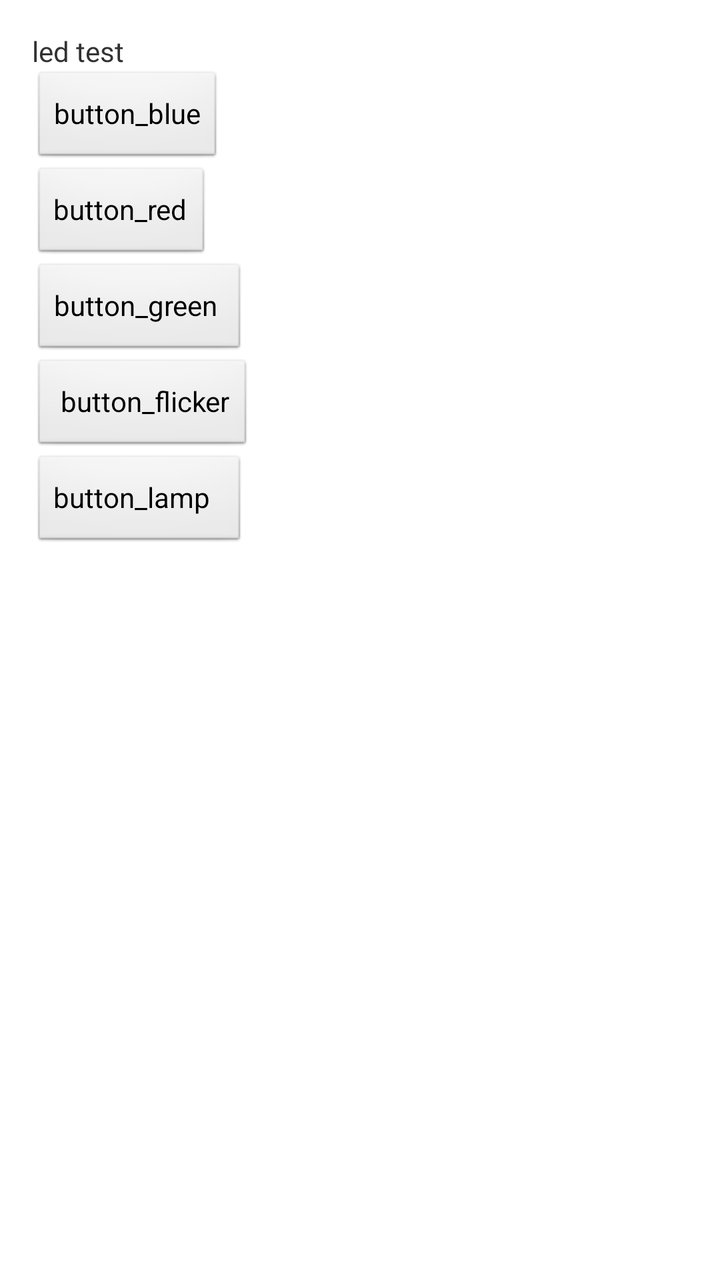
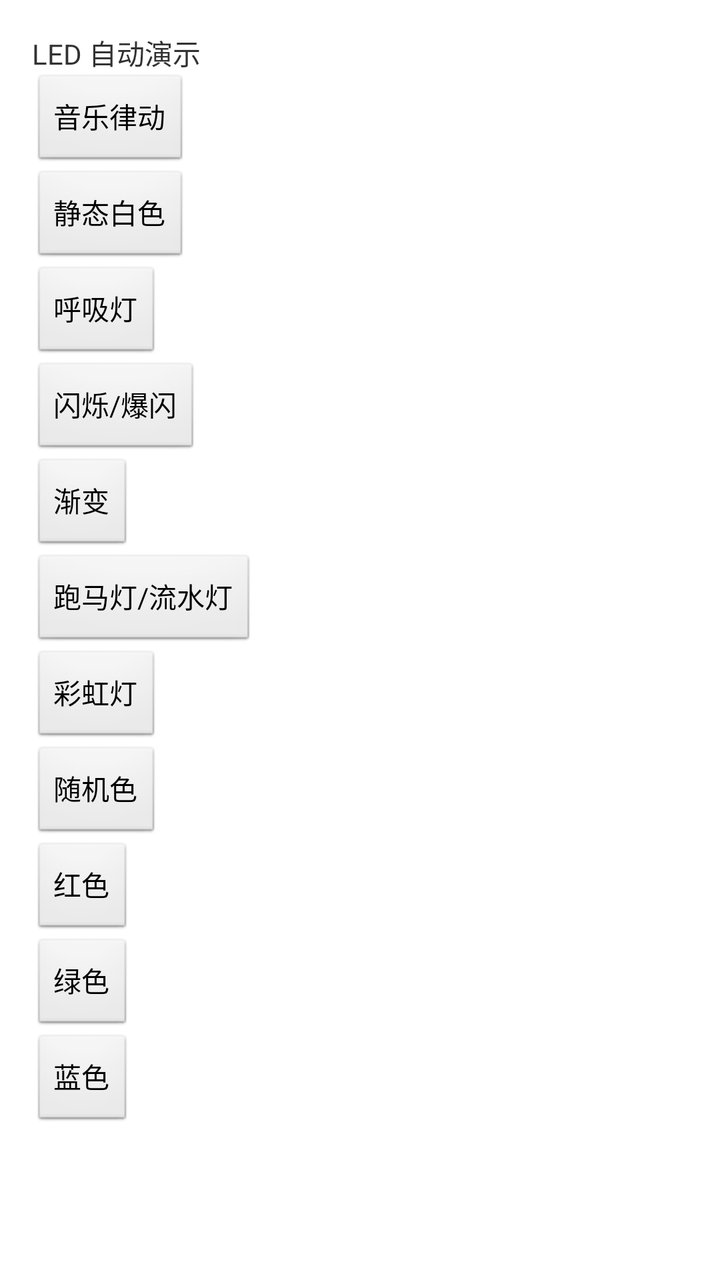

An Android layout rendered at two revisions. The XML below is the earlier revision; the diff shows what the commit changed to produce the second picture.
<!-- AndroidManifest.xml: application theme AppTheme -->
<!-- res/layout/activity_led.xml -->
<?xml version="1.0" encoding="utf-8"?>
<LinearLayout xmlns:android="http://schemas.android.com/apk/res/android"
    xmlns:tools="http://schemas.android.com/tools"
    android:id="@+id/activity_main"
    android:layout_width="match_parent"
    android:layout_height="match_parent"
    android:paddingBottom="@dimen/activity_vertical_margin"
    android:paddingLeft="@dimen/activity_horizontal_margin"
    android:paddingRight="@dimen/activity_horizontal_margin"
    android:orientation="vertical"
    android:paddingTop="@dimen/activity_vertical_margin"
    >

    <TextView
        android:layout_width="wrap_content"
        android:layout_height="wrap_content"
        android:text="led test"
    
          />

    <Button
        android:id="@+id/button_blue"
        android:layout_width="wrap_content"
        android:layout_height="wrap_content"
        android:text="button_blue" />

    <Button
        android:id="@+id/button_red"
        android:layout_width="wrap_content"
        android:layout_height="wrap_content"
        android:text="button_red" />

    <Button
        android:id="@+id/button_green"
        android:layout_width="wrap_content"
        android:layout_height="wrap_content"
        android:text="button_green " />

    <Button
        android:id="@+id/button_flicker"
        android:layout_width="wrap_content"
        android:layout_height="wrap_content"
        android:text=" button_flicker"

        />

    <Button
        android:id="@+id/button_lamp"
        android:layout_width="wrap_content"
        android:layout_height="wrap_content"
        android:text="button_lamp  "

        />


</LinearLayout>
<!-- resources referenced by this layout -->
<resources>
  <dimen name="activity_horizontal_margin">16dp</dimen>
  <dimen name="activity_vertical_margin">16dp</dimen>
  <style name="AppTheme" parent="AppBaseTheme">
          
      </style>
  <style name="AppBaseTheme" parent="android:Theme.Light">
          
      </style>
</resources>

<!-- the commit's change to res/layout/activity_led.xml (unified diff, before → after) -->
@@ -1,56 +1,89 @@
 <?xml version="1.0" encoding="utf-8"?>
-<LinearLayout xmlns:android="http://schemas.android.com/apk/res/android"
-    xmlns:tools="http://schemas.android.com/tools"
+<ScrollView xmlns:android="http://schemas.android.com/apk/res/android"
     android:id="@+id/activity_main"
     android:layout_width="match_parent"
     android:layout_height="match_parent"
-    android:paddingBottom="@dimen/activity_vertical_margin"
-    android:paddingLeft="@dimen/activity_horizontal_margin"
-    android:paddingRight="@dimen/activity_horizontal_margin"
-    android:orientation="vertical"
-    android:paddingTop="@dimen/activity_vertical_margin"
-    >
+    android:fillViewport="true">
 
-    <TextView
-        android:layout_width="wrap_content"
+    <LinearLayout
+        android:layout_width="match_parent"
         android:layout_height="wrap_content"
-        android:text="led test"
-    
-          />
+        android:orientation="vertical"
+        android:paddingLeft="@dimen/activity_horizontal_margin"
+        android:paddingTop="@dimen/activity_vertical_margin"
+        android:paddingRight="@dimen/activity_horizontal_margin"
+        android:paddingBottom="@dimen/activity_vertical_margin">
 
-    <Button
-        android:id="@+id/button_blue"
-        android:layout_width="wrap_content"
-        android:layout_height="wrap_content"
-        android:text="button_blue" />
+        <TextView
+            android:layout_width="wrap_content"
+            android:layout_height="wrap_content"
+            android:text="LED 自动演示" />
 
-    <Button
-        android:id="@+id/button_red"
-        android:layout_width="wrap_content"
-        android:layout_height="wrap_content"
-        android:text="button_red" />
+        <Button
+            android:id="@+id/button_music"
+            android:layout_width="wrap_content"
+            android:layout_height="wrap_content"
+            android:text="音乐律动" />
 
-    <Button
-        android:id="@+id/button_green"
-        android:layout_width="wrap_content"
-        android:layout_height="wrap_content"
-        android:text="button_green " />
+        <Button
+            android:id="@+id/button_static_white"
+            android:layout_width="wrap_content"
+            android:layout_height="wrap_content"
+            android:text="静态白色" />
 
-    <Button
-        android:id="@+id/button_flicker"
-        android:layout_width="wrap_content"
-        android:layout_height="wrap_content"
-        android:text=" button_flicker"
+        <Button
+            android:id="@+id/button_breath"
+            android:layout_width="wrap_content"
+            android:layout_height="wrap_content"
+            android:text="呼吸灯" />
 
-        />
+        <Button
+            android:id="@+id/button_flicker"
+            android:layout_width="wrap_content"
+            android:layout_height="wrap_content"
+            android:text="闪烁/爆闪" />
 
-    <Button
-        android:id="@+id/button_lamp"
-        android:layout_width="wrap_content"
-        android:layout_height="wrap_content"
-        android:text="button_lamp  "
+        <Button
+            android:id="@+id/button_gradient"
+            android:layout_width="wrap_content"
+            android:layout_height="wrap_content"
+            android:text="渐变" />
 
-        />
+        <Button
+            android:id="@+id/button_lamp"
+            android:layout_width="wrap_content"
+            android:layout_height="wrap_content"
+            android:text="跑马灯/流水灯" />
 
+        <Button
+            android:id="@+id/button_rainbow"
+            android:layout_width="wrap_content"
+            android:layout_height="wrap_content"
+            android:text="彩虹灯" />
 
-</LinearLayout>
+        <Button
+            android:id="@+id/button_random"
+            android:layout_width="wrap_content"
+            android:layout_height="wrap_content"
+            android:text="随机色" />
+
+        <Button
+            android:id="@+id/button_red"
+            android:layout_width="wrap_content"
+            android:layout_height="wrap_content"
+            android:text="红色" />
+
+        <Button
+            android:id="@+id/button_green"
+            android:layout_width="wrap_content"
+            android:layout_height="wrap_content"
+            android:text="绿色" />
+
+        <Button
+            android:id="@+id/button_blue"
+            android:layout_width="wrap_content"
+            android:layout_height="wrap_content"
+            android:text="蓝色" />
+
+    </LinearLayout>
+</ScrollView>
